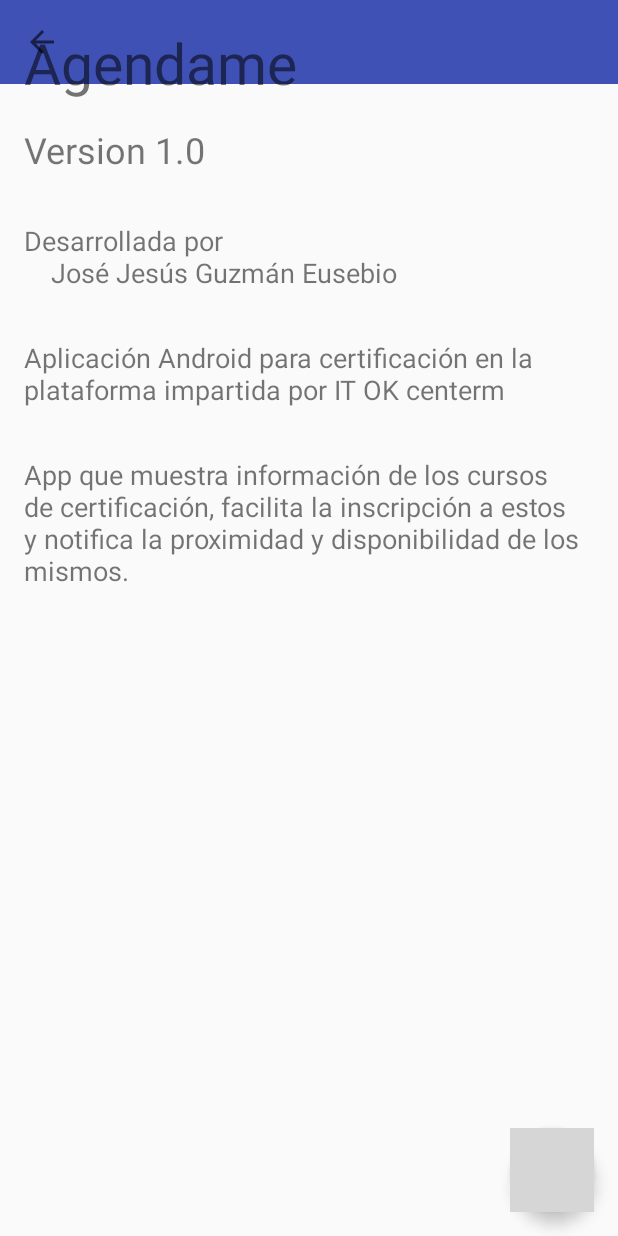
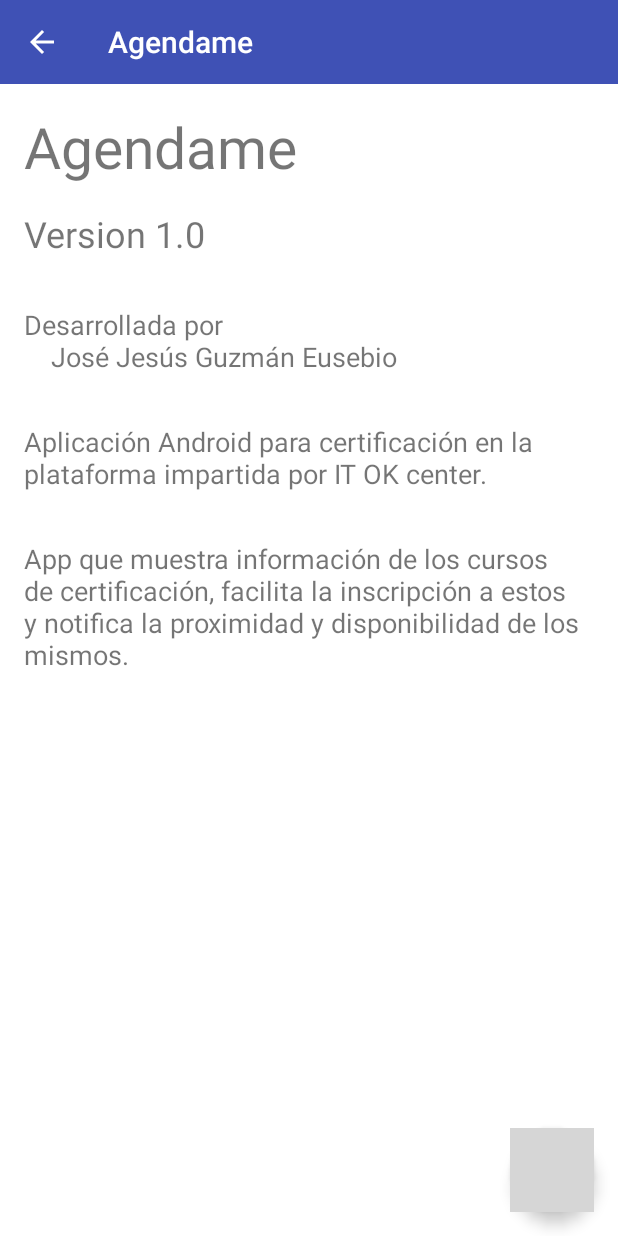
Before and after one commit to josejesusguzman/Agendame, an Android app: the AcercaActivity screen opened directly, with no data from a screen before it, on a phone screen of 412 x 824 dp. Run offline under Robolectric (Android 15) with nearby library versions, the phone set to English and light mode, and no system bars; grey boxes are pictures that could not be loaded.

Commit message:
Arreglado el acerca de y el color del boton en los toolbar

```diff
--- a/app/src/main/AndroidManifest.xml
+++ b/app/src/main/AndroidManifest.xml
@@ -8,14 +8,15 @@
         android:label="@string/app_name"
         android:supportsRtl="true"
         android:theme="@style/AppTheme">
-        <activity android:name=".Activities.LoginActivity">
+        <activity android:name=".Activities.Views.LoginActivity">
             <intent-filter>
                 <action android:name="android.intent.action.MAIN" />
 
                 <category android:name="android.intent.category.LAUNCHER" />
             </intent-filter>
         </activity>
-        <activity android:name=".Activities.AcercaActivity"></activity>
+        <activity android:name=".Activities.Views.AcercaActivity" />
+        <activity android:name=".Activities.Views.DetalleActivity"></activity>
     </application>
 
 </manifest>
--- a/app/src/main/java/com/example/jose_jesus_guzman/agendame/Activities/AcercaActivity.java
+++ b/app/src/main/java/com/example/jose_jesus_guzman/agendame/Activities/Views/AcercaActivity.java
@@ -1,4 +1,4 @@
-package com.example.jose_jesus_guzman.agendame.Activities;
+package com.example.jose_jesus_guzman.agendame.Activities.Views;
 
 import android.content.DialogInterface;
 import android.content.Intent;
@@ -27,7 +27,7 @@ public class AcercaActivity extends AppCompatActivity {
         setSupportActionBar(toolbar);
         getSupportActionBar().setDisplayHomeAsUpEnabled(true);
 
-        floatingActionButton = (FloatingActionButton) findViewById(R.id.floating);
+        floatingActionButton = (FloatingActionButton) findViewById(R.id.fab);
         floatingActionButton.setOnClickListener(new View.OnClickListener() {
             @Override
             public void onClick(View view) {
--- a/app/src/main/res/layout/activity_acerca.xml
+++ b/app/src/main/res/layout/activity_acerca.xml
@@ -1,88 +1,85 @@
-<?xml version="1.0" encoding="utf-8"?>
 <android.support.design.widget.CoordinatorLayout xmlns:android="http://schemas.android.com/apk/res/android"
     xmlns:app="http://schemas.android.com/apk/res-auto"
     xmlns:tools="http://schemas.android.com/tools"
+    android:id="@+id/acerca_corrdinator"
     android:layout_width="match_parent"
     android:layout_height="match_parent"
+    android:background="@color/colorPrimary"
     android:fitsSystemWindows="true"
-    android:id="@+id/acerca_coordinator"
-    tools:context="com.example.jose_jesus_guzman.agendame.Activities.AcercaActivity">
+    tools:context=".Activities.Views.AcercaActivity">
 
             <android.support.design.widget.AppBarLayout
-        android:id="@+id/appbar"
                 android:layout_width="match_parent"
                 android:layout_height="wrap_content"
-        app:elevation="0dp"
-        android:fitsSystemWindows="true">
+                android:theme="@style/AppTheme.AppBarOverlay"
+                app:elevation="0dp">
 
-        <android.support.design.widget.CollapsingToolbarLayout
-            android:id="@+id/collapsingToolbar"
+                <android.support.v7.widget.Toolbar
+                    android:id="@+id/toolbar"
                     android:layout_width="match_parent"
                     android:layout_height="?attr/actionBarSize"
-            android:fitsSystemWindows="true"
-            app:layout_scrollFlags="scroll|exitUntilCollapsed">
-
-            <include layout="@layout/toolbar"/>
-
-        </android.support.design.widget.CollapsingToolbarLayout>
+                    android:background="?attr/colorPrimary"
+                    app:popupTheme="@style/ThemeOverlay.AppCompat.Light" />
 
             </android.support.design.widget.AppBarLayout>
 
             <LinearLayout
-        xmlns:android="http://schemas.android.com/apk/res/android"
-        xmlns:tools="http://schemas.android.com/tools"
+                android:id="@+id/layout_acerca_de"
                 android:layout_width="match_parent"
                 android:layout_height="match_parent"
+                android:orientation="vertical"
+                android:background="#fff"
                 android:paddingBottom="@dimen/activity_vertical_margin"
                 android:paddingLeft="@dimen/activity_horizontal_margin"
                 android:paddingRight="@dimen/activity_horizontal_margin"
-        android:paddingTop="@dimen/activity_vertical_margin"
-        android:id="@+id/layout"
-        android:orientation="vertical">
+                android:layout_marginTop="?attr/actionBarSize"
+                android:paddingTop="@dimen/activity_vertical_margin">
 
                 <TextView
                     android:layout_width="match_parent"
                     android:layout_height="wrap_content"
-            android:textSize="38sp"
-            android:text="@string/app_name"/>
+                    android:text="@string/app_name"
+                    android:textSize="38sp" />
 
                 <TextView
                     android:layout_width="match_parent"
                     android:layout_height="wrap_content"
                     android:layout_marginTop="@dimen/activity_vertical_margin"
-            android:textSize="24sp"
-            android:text="@string/version"/>
+                    android:text="@string/version"
+                    android:textSize="24sp" />
 
                 <TextView
                     android:layout_width="match_parent"
                     android:layout_height="wrap_content"
                     android:layout_marginTop="@dimen/activity_vertical_margin2"
-            android:textSize="18sp"
-            android:text="@string/autoria"/>
+                    android:text="@string/autoria"
+                    android:textSize="18sp" />
 
                 <TextView
                     android:layout_width="match_parent"
                     android:layout_height="wrap_content"
                     android:layout_marginTop="@dimen/activity_vertical_margin2"
-            android:textSize="18sp"
-            android:text="@string/descripcion1"/>
+                    android:text="@string/descripcion1"
+                    android:textSize="18sp" />
 
                 <TextView
                     android:layout_width="match_parent"
                     android:layout_height="wrap_content"
                     android:layout_marginTop="@dimen/activity_vertical_margin2"
-            android:textSize="18sp"
-            android:text="@string/decripcion2"/>
+                    android:text="@string/decripcion2"
+                    android:textSize="18sp" />
+
 
             </LinearLayout>
 
     <android.support.design.widget.FloatingActionButton
-        android:id="@+id/floating"
+        android:id="@+id/fab"
         android:layout_width="wrap_content"
         android:layout_height="wrap_content"
-        android:layout_margin="@dimen/activity_horizontal_margin"
-        app:layout_anchor="@id/layout"
+        android:clickable="true"
+        android:layout_margin="@dimen/activity_vertical_margin"
         android:src="@mipmap/github"
-        app:layout_anchorGravity="bottom|right|end"/>
+        app:layout_anchor="@id/layout_acerca_de"
+        app:layout_anchorGravity="bottom|right|end" />
 
 </android.support.design.widget.CoordinatorLayout>
--- /dev/null
+++ b/app/src/main/res/layout/item_recycler.xml
@@ -0,0 +1,6 @@
+<?xml version="1.0" encoding="utf-8"?>
+<LinearLayout xmlns:android="http://schemas.android.com/apk/res/android"
+    android:orientation="vertical" android:layout_width="match_parent"
+    android:layout_height="match_parent">
+
+</LinearLayout>
--- a/app/src/main/res/layout/toolbar.xml
+++ /dev/null
@@ -1,8 +0,0 @@
-<?xml version="1.0" encoding="utf-8"?>
-<android.support.v7.widget.Toolbar xmlns:android="http://schemas.android.com/apk/res/android"
-    xmlns:app="http://schemas.android.com/apk/res-auto"
-    android:id="@+id/toolbar"
-    android:layout_width="match_parent"
-    android:layout_height="?attr/actionBarSize"
-    app:itemIconTint="#FFFFFF"
-    app:popupTheme="@style/ThemeOverlay.AppCompat.Light" />
--- a/app/src/main/res/values/colors.xml
+++ b/app/src/main/res/values/colors.xml
@@ -3,4 +3,5 @@
     <color name="colorPrimary">#3F51B5</color>
     <color name="colorPrimaryDark">#303F9F</color>
     <color name="colorAccent">#FF4081</color>
+    <color name="colorBackground">#FFF</color>
 </resources>
--- a/app/src/main/res/values/strings.xml
+++ b/app/src/main/res/values/strings.xml
@@ -4,7 +4,7 @@
     <string name="acerca_de">Acerca de</string>
     <string name="version">Version 1.0</string>
     <string name="autoria">Desarrollada por \n\t José Jesús Guzmán Eusebio</string>
-    <string name="descripcion1">Aplicación Android para certificación en la plataforma impartida por IT OK centerm</string>
+    <string name="descripcion1">Aplicación Android para certificación en la plataforma impartida por IT OK center.</string>
     <string name="decripcion2">App que muestra información de los cursos de certificación, facilita la inscripción a estos y notifica la proximidad y disponibilidad de los mismos.</string>
     <string name="Si">ACEPTAR</string>
     <string name="No">CANCELAR</string>
--- a/app/src/main/res/values/styles.xml
+++ b/app/src/main/res/values/styles.xml
@@ -9,4 +9,9 @@
         <item name="android:textColorPrimary">#000</item>
     </style>
 
+    <style name="AppTheme.AppBarOverlay" parent="ThemeOverlay.AppCompat.Dark.ActionBar" />
+
+    <style name="AppTheme.PopupOverlay" parent="ThemeOverlay.AppCompat.Light" />
+
+
 </resources>
```
Also changed, not shown: app/src/main/java/com/example/jose_jesus_guzman/agendame/Activities/Views/DetalleActivity.java (added, +15 -0 lines), app/src/main/java/com/example/jose_jesus_guzman/agendame/Activities/Views/LoginActivity.java (renamed from app/src/main/java/com/example/jose_jesus_guzman/agendame/Activities/LoginActivity.java, +6 -5 lines), app/src/main/res/layout/activity_detalle.xml (added, +12 -0 lines), app/src/main/res/layout/activity_login.xml (+10 -5 lines). Lines whose indentation alone changed are shown as unchanged.
